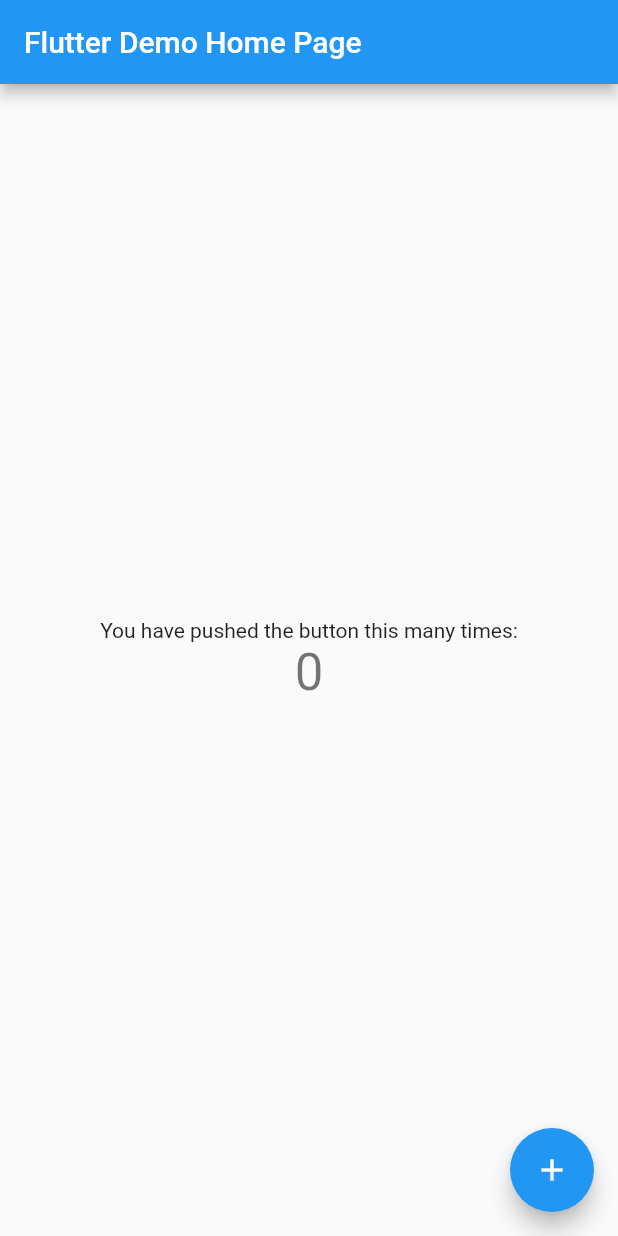
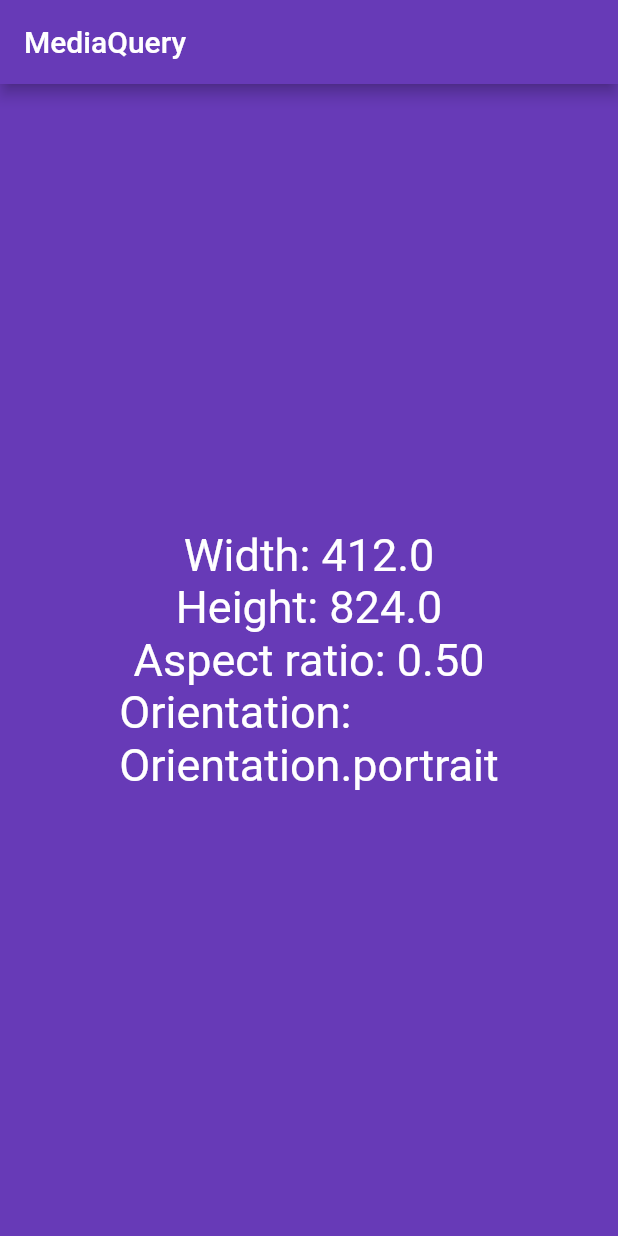
Before and after one commit to tjy0324/responsive_layout, a Flutter app: the screen it shows after launch, on a phone screen of 412 x 824 dp. Run offline on Flutter 3.47's test engine with Material 2 defaults, Android fonts, the phone set to English and light mode, and no system bars.

Commit message:
mediaQuery

```diff
--- a/lib/main.dart
+++ b/lib/main.dart
@@ -1,115 +1,26 @@
 import 'package:flutter/material.dart';
+import 'mypage.dart';
 
 void main() {
   runApp(const MyApp());
 }
 
 class MyApp extends StatelessWidget {
-  const MyApp({super.key});
+  const MyApp({Key? key}) : super(key: key);
 
-  // This widget is the root of your application.
   @override
   Widget build(BuildContext context) {
     return MaterialApp(
-      title: 'Flutter Demo',
       theme: ThemeData(
-        // This is the theme of your application.
-        //
-        // Try running your application with "flutter run". You'll see the
-        // application has a blue toolbar. Then, without quitting the app, try
-        // changing the primarySwatch below to Colors.green and then invoke
-        // "hot reload" (press "r" in the console where you ran "flutter run",
-        // or simply save your changes to "hot reload" in a Flutter IDE).
-        // Notice that the counter didn't reset back to zero; the application
-        // is not restarted.
-        primarySwatch: Colors.blue,
+        primarySwatch: Colors.deepPurple,
+        textTheme: TextTheme(
+          bodyText2: TextStyle(
+            fontSize: 30.0,
+            color: Colors.white
+          )
+        )
       ),
-      home: const MyHomePage(title: 'Flutter Demo Home Page'),
+      home: MyPage(),
     );
   }
 }
-
-class MyHomePage extends StatefulWidget {
-  const MyHomePage({super.key, required this.title});
-
-  // This widget is the home page of your application. It is stateful, meaning
-  // that it has a State object (defined below) that contains fields that affect
-  // how it looks.
-
-  // This class is the configuration for the state. It holds the values (in this
-  // case the title) provided by the parent (in this case the App widget) and
-  // used by the build method of the State. Fields in a Widget subclass are
-  // always marked "final".
-
-  final String title;
-
-  @override
-  State<MyHomePage> createState() => _MyHomePageState();
-}
-
-class _MyHomePageState extends State<MyHomePage> {
-  int _counter = 0;
-
-  void _incrementCounter() {
-    setState(() {
-      // This call to setState tells the Flutter framework that something has
-      // changed in this State, which causes it to rerun the build method below
-      // so that the display can reflect the updated values. If we changed
-      // _counter without calling setState(), then the build method would not be
-      // called again, and so nothing would appear to happen.
-      _counter++;
-    });
-  }
-
-  @override
-  Widget build(BuildContext context) {
-    // This method is rerun every time setState is called, for instance as done
-    // by the _incrementCounter method above.
-    //
-    // The Flutter framework has been optimized to make rerunning build methods
-    // fast, so that you can just rebuild anything that needs updating rather
-    // than having to individually change instances of widgets.
-    return Scaffold(
-      appBar: AppBar(
-        // Here we take the value from the MyHomePage object that was created by
-        // the App.build method, and use it to set our appbar title.
-        title: Text(widget.title),
-      ),
-      body: Center(
-        // Center is a layout widget. It takes a single child and positions it
-        // in the middle of the parent.
-        child: Column(
-          // Column is also a layout widget. It takes a list of children and
-          // arranges them vertically. By default, it sizes itself to fit its
-          // children horizontally, and tries to be as tall as its parent.
-          //
-          // Invoke "debug painting" (press "p" in the console, choose the
-          // "Toggle Debug Paint" action from the Flutter Inspector in Android
-          // Studio, or the "Toggle Debug Paint" command in Visual Studio Code)
-          // to see the wireframe for each widget.
-          //
-          // Column has various properties to control how it sizes itself and
-          // how it positions its children. Here we use mainAxisAlignment to
-          // center the children vertically; the main axis here is the vertical
-          // axis because Columns are vertical (the cross axis would be
-          // horizontal).
-          mainAxisAlignment: MainAxisAlignment.center,
-          children: <Widget>[
-            const Text(
-              'You have pushed the button this many times:',
-            ),
-            Text(
-              '$_counter',
-              style: Theme.of(context).textTheme.headline4,
-            ),
-          ],
-        ),
-      ),
-      floatingActionButton: FloatingActionButton(
-        onPressed: _incrementCounter,
-        tooltip: 'Increment',
-        child: const Icon(Icons.add),
-      ), // This trailing comma makes auto-formatting nicer for build methods.
-    );
-  }
-}
--- /dev/null
+++ b/lib/mypage.dart
@@ -0,0 +1,31 @@
+import 'package:flutter/material.dart';
+
+class MyPage extends StatefulWidget {
+  const MyPage({Key? key}) : super(key: key);
+
+  @override
+  State<MyPage> createState() => _MyPageState();
+}
+
+class _MyPageState extends State<MyPage> {
+  @override
+  Widget build(BuildContext context) {
+    return Scaffold(
+      backgroundColor: Colors.deepPurple,
+      appBar: AppBar(
+        title: Text('MediaQuery'),
+      ),
+      body: Center(
+        child: Column(
+          mainAxisAlignment: MainAxisAlignment.center,
+          children: [
+            Text('Width: ' + MediaQuery.of(context).size.width.toString()),
+            Text('Height: ' + MediaQuery.of(context).size.height.toString()),
+            Text('Aspect ratio: ' + MediaQuery.of(context).size.aspectRatio.toStringAsFixed(2)),
+            Text('Orientation: \n' + MediaQuery.of(context).orientation.toString())
+          ],
+        ),
+      ),
+    );
+  }
+}
```
Also changed, not shown: 1 other file.
